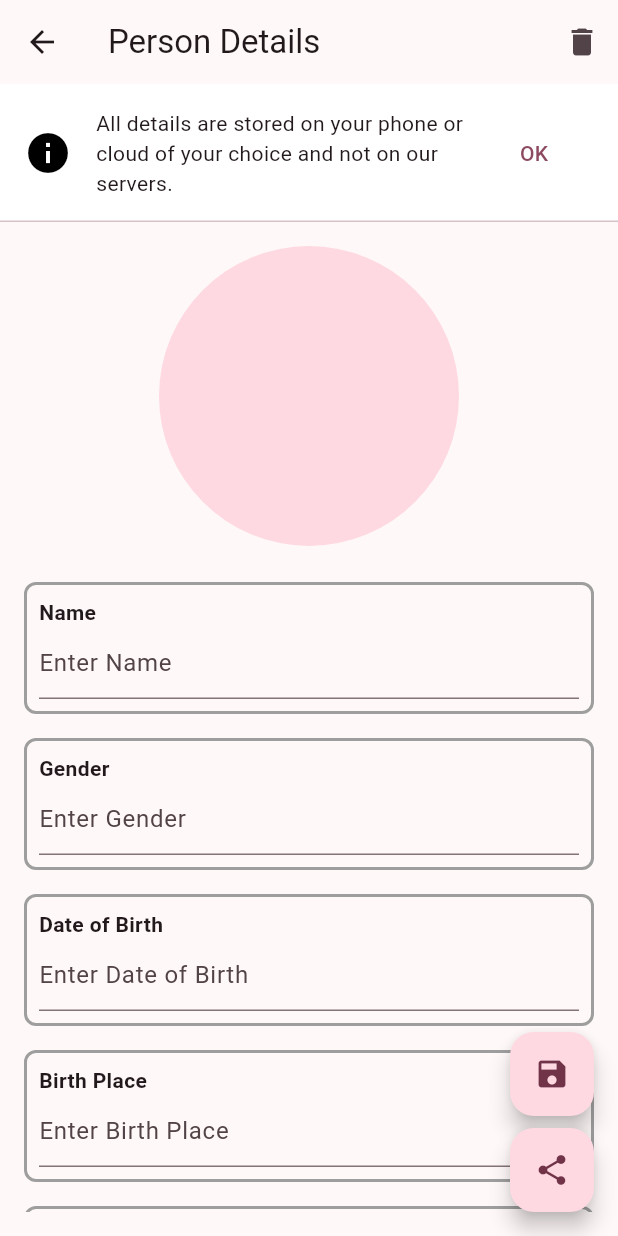
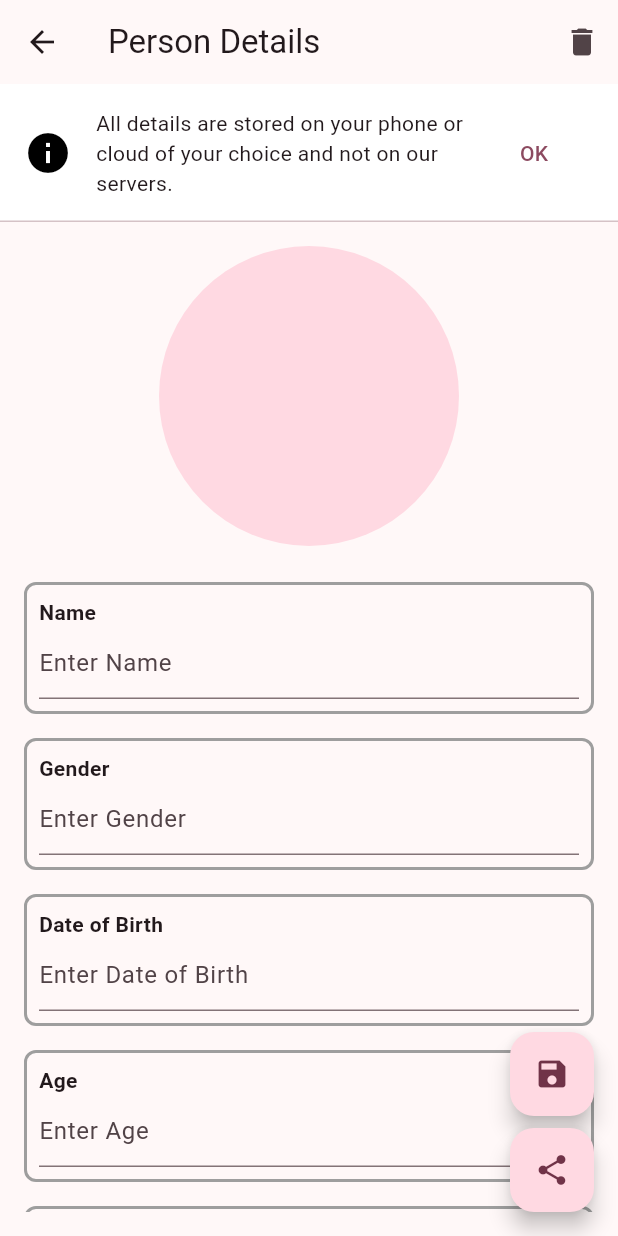
Before and after one commit to sakharevallabh/Galaxy, a Flutter app: the PersonDetailsPage screen opened directly with empty values, on a phone screen of 412 x 824 dp. Run offline on Flutter 3.47's test engine with Material 3 defaults, Android fonts, the phone set to English and light mode, and no system bars; drawn by our look-alikes of searchfield; our stand-ins replace image_picker, logger, share, sqflite; accounts and stored records are empty; project files that could hold a hidden picture were left out.

Commit message:
People Module - Added a sharable Age field in Person Details Page

```diff
--- a/lib/views/details/person_details.dart
+++ b/lib/views/details/person_details.dart
@@ -44,6 +44,7 @@ class PersonDetailsPageState extends State<PersonDetailsPage> {
       'Name': TextEditingController(text: _person.name),
       'Gender': TextEditingController(text: _person.gender),
       'Date of Birth': TextEditingController(text: _person.dob ?? ''),
+      'Age': TextEditingController(),
       'Birth Place': TextEditingController(text: _person.birthPlace),
       'Present Address': TextEditingController(text: _person.presentAddress),
       'Present Country': TextEditingController(text: _person.presentCountry),
@@ -56,6 +57,7 @@ class PersonDetailsPageState extends State<PersonDetailsPage> {
     _photo = _person.photo;
     if (_person.dob != null && _person.dob!.isNotEmpty) {
       _dob = DateFormat('yyyy-MM-dd').parse(_person.dob!);
+      _controllers['Age']!.text = _calculateAge(_dob!).toString();
     }
 
     WidgetsBinding.instance.addPostFrameCallback((_) {
@@ -136,6 +138,8 @@ class PersonDetailsPageState extends State<PersonDetailsPage> {
           return 'Gender: ${_person.gender}';
         case 'Date of Birth':
           return 'Date of Birth: ${_person.dob}';
+        case 'Age':
+          return 'Age: ${_controllers['Age']!.text}';
         case 'Birth Place':
           return 'Birth Place: ${_person.birthPlace}';
         case 'Present Address':
@@ -170,6 +174,7 @@ class PersonDetailsPageState extends State<PersonDetailsPage> {
         _dob = picked;
         _controllers['Date of Birth']!.text =
             DateFormat('yyyy-MM-dd').format(picked);
+        _controllers['Age']!.text = _calculateAge(picked).toString();
       });
     }
   }
@@ -202,6 +207,15 @@ class PersonDetailsPageState extends State<PersonDetailsPage> {
                 ScaffoldMessenger.of(context).hideCurrentMaterialBanner(),
           )
         ]));
+  }
+
+  int _calculateAge(DateTime dob) {
+    final now = DateTime.now();
+    int age = now.year - dob.year;
+    if (now.month < dob.month || (now.month == dob.month && now.day < dob.day)) {
+      age--;
+    }
+    return age;
   }
 
   @override
@@ -264,6 +278,7 @@ class PersonDetailsPageState extends State<PersonDetailsPage> {
                   'Gender', _controllers['Gender']!, _genders),
               _buildDatePickerField(
                   'Date of Birth', _controllers['Date of Birth']!),
+              _buildEditableField('Age', _controllers['Age']!),
               _buildEditableField('Birth Place', _controllers['Birth Place']!),
               _buildEditableField(
                   'Present Address', _controllers['Present Address']!),
@@ -309,6 +324,7 @@ class PersonDetailsPageState extends State<PersonDetailsPage> {
             ),
             TextFormField(
               controller: controller,
+              readOnly: fieldName == 'Age',
               decoration: InputDecoration(
                 hintText: 'Enter $fieldName',
               ),
@@ -415,7 +431,7 @@ class PersonDetailsPageState extends State<PersonDetailsPage> {
   }
 
   Widget _buildDatePickerField(
-      String fieldName, TextEditingController controller) {
+    String fieldName, TextEditingController controller) {
     return GestureDetector(
       onTap: () => _toggleFieldSelection(fieldName),
       child: Container(
```
